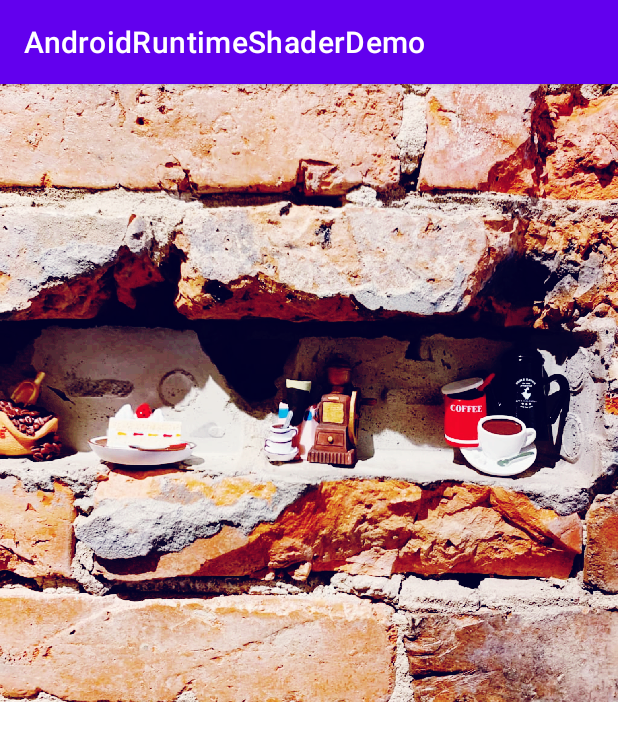
After one commit to mzw1004/AndroidRuntimeShaderDemo, an Android app: the FilterTestActivity screen opened directly, with no data from a screen before it, on a phone screen of 412 x 824 dp. The commit adds this screen. Shown: the top 741 px of the screen. Run offline under Robolectric (Android 15) with nearby library versions, the phone set to English and light mode, and no system bars.

Commit message:
feature: filter test activity.

```diff
--- a/app/src/main/AndroidManifest.xml
+++ b/app/src/main/AndroidManifest.xml
@@ -28,6 +28,8 @@
         <activity android:name=".BitmapDisplayActivity" />
 
         <activity android:name=".RenderEffectUsageActivity" />
+
+        <activity android:name=".FilterTestActivity" />
     </application>
 
 </manifest>
--- /dev/null
+++ b/app/src/main/java/me/mazhiwei/demo/androidruntimeshaderdemo/FilterTestActivity.kt
@@ -0,0 +1,85 @@
+package me.mazhiwei.demo.androidruntimeshaderdemo
+
+import android.content.Context
+import android.graphics.BitmapFactory
+import android.graphics.BitmapShader
+import android.graphics.RuntimeShader
+import android.graphics.Shader
+import android.os.Bundle
+import androidx.appcompat.app.AppCompatActivity
+
+class FilterTestActivity : AppCompatActivity() {
+
+  override fun onCreate(savedInstanceState: Bundle?) {
+    super.onCreate(savedInstanceState)
+    setContentView(DisplayView(this))
+  }
+
+  private inner class DisplayView(context: Context): BaseShaderView(context) {
+
+    private val filters = intArrayOf(
+      R.raw.filter_chrome,
+      R.raw.filter_cool,
+      R.raw.filter_film,
+      R.raw.filter_pop,
+    )
+    private var index = 0
+
+    init {
+      setOnClickListener {
+        index += 1
+        index %= filters.size
+        invalidate()
+      }
+    }
+
+    override fun createShader(): RuntimeShader {
+      val shader = RuntimeShader(
+        """
+      uniform vec2 uResolution;
+      uniform shader uBitmap;
+      uniform vec2 uBitmapSize;
+      uniform shader uLut;
+      uniform vec2 uLutSize;
+
+      vec4 main(vec2 coords)
+      {
+        vec2 uv = coords / uResolution;
+        vec4 textureColor = uBitmap.eval(uv * uBitmapSize);
+        float blueColor = textureColor.b * 31.0;
+        float quad1x = floor(blueColor);
+        float quad2x = ceil(blueColor);
+        vec2 texPos1;
+        texPos1.x = (quad1x * 0.03125) + 0.5/1024.0 + ((0.03125 - 1.0/1024.0) * textureColor.r);
+        texPos1.y = 0.5/32.0 + ((1. - 1.0/32.0) * textureColor.g);
+        vec2 texPos2;
+        texPos2.x = (quad2x * 0.03125) + 0.5/1024.0 + ((0.03125 - 1.0/1024.0) * textureColor.r);
+        texPos2.y = 0.5/32.0 + ((1. - 1.0/32.0) * textureColor.g);
+        vec4 newColor1 = uLut.eval(texPos1 * uLutSize);
+        vec4 newColor2 = uLut.eval(texPos2 * uLutSize);
+        vec4 newColor = mix(newColor1, newColor2, fract(blueColor));
+        return newColor;
+      }
+    """.trimIndent()
+      )
+      val bitmap = BitmapFactory.decodeResource(resources, R.raw.p001)
+      val bitmapShader = BitmapShader(bitmap, Shader.TileMode.REPEAT, Shader.TileMode.REPEAT)
+      shader.setInputShader("uBitmap", bitmapShader)
+      shader.setFloatUniform("uBitmapSize", floatArrayOf(bitmap.width.toFloat(), bitmap.height.toFloat()))
+      return shader
+    }
+
+    override fun updateShader(shader: RuntimeShader, resolution: FloatArray) {
+      shader.setFloatUniform("uResolution", resolution)
+
+      val lut = BitmapFactory.decodeResource(resources, filters[index])
+      val lutShader = BitmapShader(lut, Shader.TileMode.REPEAT, Shader.TileMode.REPEAT)
+      shader.setInputShader("uLut", lutShader)
+      shader.setFloatUniform("uLutSize", floatArrayOf(lut.width.toFloat(), lut.height.toFloat()))
+    }
+
+    override fun onMeasure(widthMeasureSpec: Int, heightMeasureSpec: Int) {
+      super.onMeasure(widthMeasureSpec, widthMeasureSpec)
+    }
+  }
+}
--- a/app/src/main/java/me/mazhiwei/demo/androidruntimeshaderdemo/MainActivity.kt
+++ b/app/src/main/java/me/mazhiwei/demo/androidruntimeshaderdemo/MainActivity.kt
@@ -25,4 +25,9 @@ class MainActivity : AppCompatActivity() {
     val intent = Intent(this, RenderEffectUsageActivity::class.java)
     startActivity(intent)
   }
+
+  fun gotoFilterTest(view: View) {
+    val intent = Intent(this, FilterTestActivity::class.java)
+    startActivity(intent)
+  }
 }
--- a/app/src/main/res/layout/activity_main.xml
+++ b/app/src/main/res/layout/activity_main.xml
@@ -23,4 +23,10 @@
         android:layout_height="wrap_content"
         android:text="RenderEffect usage"
         android:onClick="gotoRenderEffect" />
+
+    <Button
+        android:layout_width="match_parent"
+        android:layout_height="wrap_content"
+        android:text="Filter test"
+        android:onClick="gotoFilterTest" />
 </LinearLayout>
```
Also changed, not shown: app/src/main/res/raw/filter_chrome.png (added), app/src/main/res/raw/filter_cool.png (added), app/src/main/res/raw/filter_film.png (added), app/src/main/res/raw/filter_pop.png (added), app/src/main/res/raw/p001.jpg (added).
